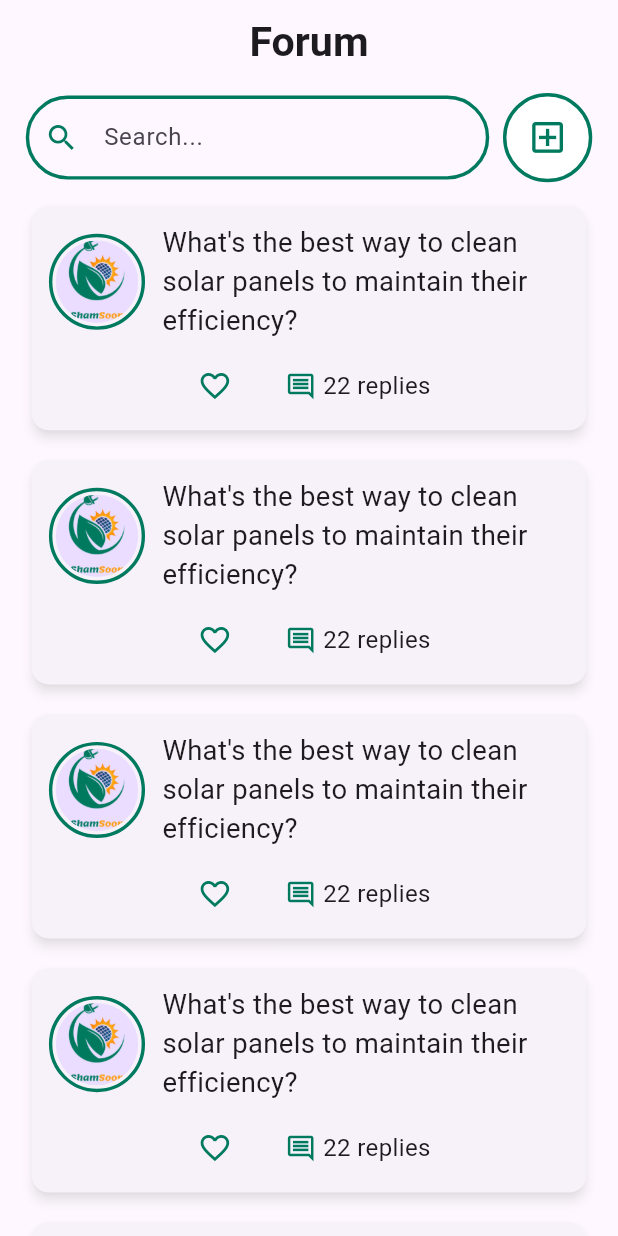
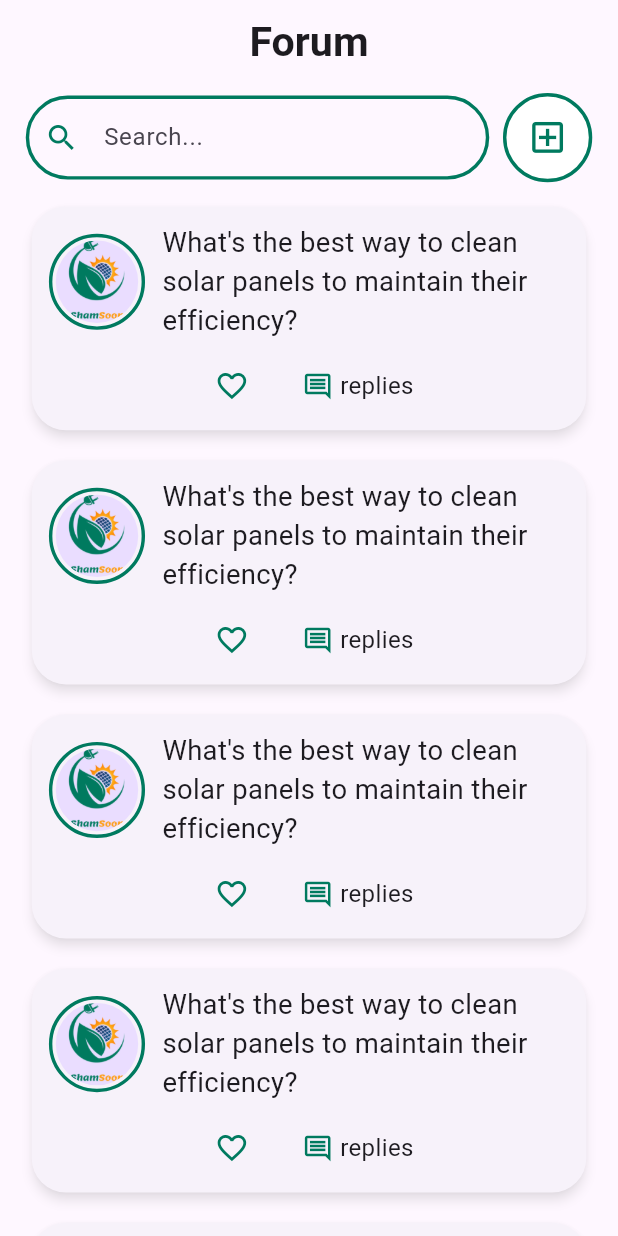
Before and after one commit to Rewanelmlah/ShamSoon, a Flutter app: the CommunityScreen screen opened directly, on a phone screen of 412 x 824 dp. Run offline on Flutter 3.47's test engine with Material 3 defaults, Android fonts, the phone set to English and light mode, and no system bars; our stand-ins replace camera, fl_chart, flutter_screenutil, image_picker, pinput, smooth_page_indicator.

Commit message:
customePostCard

```diff
--- a/lib/features/community/presentation/views/Community_screen.dart
+++ b/lib/features/community/presentation/views/Community_screen.dart
@@ -3,6 +3,7 @@ import 'package:flutter_screenutil/flutter_screenutil.dart';
 import 'package:shamsoon/core/app_colors.dart';
 import 'package:shamsoon/features/community/presentation/widgets/Custome_likeButton.dart';
 import 'package:shamsoon/features/community/presentation/widgets/custome_addpost_putton.dart';
+import 'package:shamsoon/features/community/presentation/widgets/custome_postCard.dart';
 import 'package:shamsoon/features/community/presentation/widgets/custome_searchfield.dart';
 
 class CommunityScreen extends StatelessWidget {
@@ -35,54 +36,7 @@ class CommunityScreen extends StatelessWidget {
               itemBuilder: (context, index) {
                 return Padding(
                   padding: EdgeInsets.symmetric(horizontal: 15.w, vertical: 5.h),
-                  child: Card(
-                    shape: RoundedRectangleBorder(
-                      borderRadius: BorderRadius.circular(10.r),
-                    ),
-                    elevation: 3,
-                    shadowColor: Colors.grey.withOpacity(0.3),
-                    child: Padding(
-                      padding: EdgeInsets.all(10.w),
-                      child: Column(
-                        crossAxisAlignment: CrossAxisAlignment.start,
-                        children: [
-                          Row(
-                            children: [
-                              Container(
-                                padding: EdgeInsets.all(2.w),
-                                decoration: BoxDecoration(
-                                  shape: BoxShape.circle,
-                                  border: Border.all(color: AppColors.primaryColor, width: 2.w),
-                                ),
-                                child: CircleAvatar(
-                                  radius: 24.r,
-                                  backgroundImage: AssetImage('assets/images/logo.png'),
-                                ),
-                              ),
-                              SizedBox(width: 10.w),
-                              Expanded(
-                                child: Text(
-                                  "What's the best way to clean solar panels to maintain their efficiency?",
-                                  style: TextStyle(fontSize: 16.sp),
-                                ),
-                              ),
-                            ],
-                          ),
-                          SizedBox(height: 10.h),
-                          Row(
-                            mainAxisAlignment: MainAxisAlignment.center,
-                            children: [
-                              LikeButton(),
-                              SizedBox(width: 25.w),
-                              Icon(Icons.comment_outlined, size: 18.sp,color:AppColors.primaryColor,),
-                              SizedBox(width: 4.w),
-                              Text('22 replies', style: TextStyle(fontSize: 14.sp)),
-                            ],
-                          ),
-                        ],
-                      ),
-                    ),
-                  ),
+                  child: CustomePostCard()
                 );
               },
             ),
--- /dev/null
+++ b/lib/features/community/presentation/widgets/custome_postCard.dart
@@ -0,0 +1,68 @@
+import 'package:flutter/material.dart';
+import 'package:flutter_screenutil/flutter_screenutil.dart';
+import 'package:shamsoon/core/app_colors.dart';
+import 'package:shamsoon/features/community/presentation/widgets/Custome_likeButton.dart';
+class CustomePostCard extends StatelessWidget {
+  const CustomePostCard({super.key});
+
+  @override
+  Widget build(BuildContext context) {
+    return Card(
+                    shape: RoundedRectangleBorder(
+                      borderRadius: BorderRadius.circular(20.r),
+                    ),
+                    elevation: 3,
+                    shadowColor: Colors.grey.withOpacity(0.3),
+                    child: Padding(
+                      padding: EdgeInsets.all(10.w),
+                      child: Column(
+                        crossAxisAlignment: CrossAxisAlignment.start,
+                        children: [
+                          Row(
+                            children: [
+                              Container(
+                                padding: EdgeInsets.all(2.w),
+                                decoration: BoxDecoration(
+                                  shape: BoxShape.circle,
+                                  border: Border.all(color: AppColors.primaryColor, width: 2.w),
+                                ),
+                                child: CircleAvatar(
+                                  radius: 24.r,
+                                  backgroundImage: AssetImage('assets/images/logo.png'),
+                                ),
+                              ),
+                              SizedBox(width: 10.w),
+                              Expanded(
+                                child: Text(
+                                  "What's the best way to clean solar panels to maintain their efficiency?",
+                                  style: TextStyle(fontSize: 16.sp),
+                                ),
+                              ),
+                            ],
+                          ),
+                          SizedBox(height: 10.h),
+                          GestureDetector(
+  onTap: () {
+   // Navigator.push(
+   //   context,
+   //   MaterialPageRoute(builder: (context) => NextPage()), // استبدل NextPage بالصفحة التي تريد التنقل إليها
+   // );
+  },
+  child: Row(
+    mainAxisAlignment: MainAxisAlignment.center,
+    children: [
+      LikeButton(),
+      SizedBox(width: 25.w),
+      Icon(Icons.comment_outlined, size: 18.sp, color: AppColors.primaryColor),
+      SizedBox(width: 4.w),
+      Text('replies', style: TextStyle(fontSize: 14.sp)),
+    ],
+  ),
+)
+
+                        ],
+                      ),
+                    ),
+                  );
+  }
+}
--- a/lib/features/notifications/presentation/views/notification_screen.dart
+++ b/lib/features/notifications/presentation/views/notification_screen.dart
@@ -36,8 +36,6 @@ class NotificationScreen extends StatelessWidget {
               SizedBox(height: 20.h),
               CustomNotificationTile(title: 'High temperature detected', onTap: () {}),
               SizedBox(height: 20.h),
-
-
             ],
           ),
         ),
```
